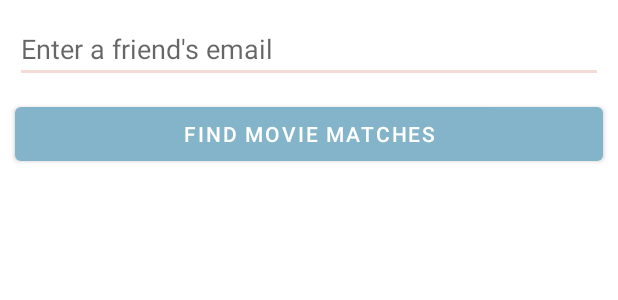
After one commit to soumya225/MovieTinder, an Android app: the layout activity_compare.xml on its own in the app's theme, with its tools: preview values and no code run, on a phone screen of 412 x 824 dp. The commit adds this screen. Shown: the top 300 px of the screen. Run offline under Robolectric (Android 15) with nearby library versions, the phone set to English and light mode, and no system bars; network calls fail.

Commit message:
Added functionality to find matches with other users
- CompareActivity allows users to search for friends by email and compare liked movies with them

```diff
--- a/app/src/main/java/com/example/movietinder/ActivityForChoosingLoginOrRegistration.java
+++ b/app/src/main/java/com/example/movietinder/ActivityForChoosingLoginOrRegistration.java
@@ -14,7 +14,6 @@ public class ActivityForChoosingLoginOrRegistration extends AppCompatActivity {
 
     private Button loginButton ;
     private Button registerButton;
-
 
 
     @Override
--- a/app/src/main/java/com/example/movietinder/LoginActivity.java
+++ b/app/src/main/java/com/example/movietinder/LoginActivity.java
@@ -18,8 +18,6 @@ import com.google.android.gms.tasks.Task;
 import com.google.firebase.auth.AuthResult;
 import com.google.firebase.auth.FirebaseAuth;
 import com.google.firebase.auth.FirebaseUser;
-
-//TODO fix back button on Login and Registration to go to home page
 
 public class LoginActivity extends AppCompatActivity {
     private Button loginButton;
--- a/app/src/main/java/com/example/movietinder/RegistrationActivity.java
+++ b/app/src/main/java/com/example/movietinder/RegistrationActivity.java
@@ -82,11 +82,10 @@ public class RegistrationActivity extends AppCompatActivity {
                             Toast.makeText(RegistrationActivity.this, "Error registering", Toast.LENGTH_SHORT).show();
                         }
                         else {
-                            String uid = firebaseAuth.getCurrentUser().getUid();
-                            currentUserDB = FirebaseDatabase.getInstance().getReference().child("Users").child(uid);
+                            String email = Utils.encodeString(FirebaseAuth.getInstance().getCurrentUser().getEmail());
+                            currentUserDB = FirebaseDatabase.getInstance().getReference().child("Users").child(email);
                             currentUserDB.child("Like").setValue(true);
                             currentUserDB.child("Dislike").setValue(true);
-                            currentUserDB.child("Logged in").setValue(true);
 
                         }
                     }
--- /dev/null
+++ b/app/src/main/res/layout/activity_compare.xml
@@ -0,0 +1,35 @@
+<?xml version="1.0" encoding="utf-8"?>
+<RelativeLayout xmlns:android="http://schemas.android.com/apk/res/android"
+    xmlns:app="http://schemas.android.com/apk/res-auto"
+    xmlns:tools="http://schemas.android.com/tools"
+    android:layout_width="match_parent"
+    android:layout_height="match_parent"
+    tools:context=".CompareActivity">
+
+    <EditText
+        android:id="@+id/friend_email_search_bar"
+        android:layout_width="match_parent"
+        android:layout_height="wrap_content"
+        android:hint="Enter a friend's email"
+        android:layout_margin="10dp"
+        />
+
+    <Button
+        android:id="@+id/search_bar_button"
+        android:layout_width="match_parent"
+        android:layout_height="wrap_content"
+        android:text="Find movie matches"
+        android:layout_below="@id/friend_email_search_bar"
+        android:layout_marginHorizontal="10dp"
+        android:layout_marginBottom="10dp"
+        />
+
+    <ListView
+        android:id="@+id/matchesListView"
+        android:layout_width="match_parent"
+        android:layout_height="wrap_content"
+        android:layout_below="@id/search_bar_button"
+        />
+
+
+</RelativeLayout>
```
Also changed, not shown: app/src/main/AndroidManifest.xml (+11 -5 lines), app/src/main/java/com/example/movietinder/CompareActivity.java (added, +141 -0 lines), app/src/main/java/com/example/movietinder/MainActivity.java (+17 -65 lines), app/src/main/java/com/example/movietinder/UserHomePage.java (+31 -5 lines), app/src/main/java/com/example/movietinder/Utils.java (added, +19 -0 lines), app/src/main/res/layout/activity_main.xml (+0 -8 lines), app/src/main/res/layout/activity_user_home_page.xml (+8 -0 lines).
